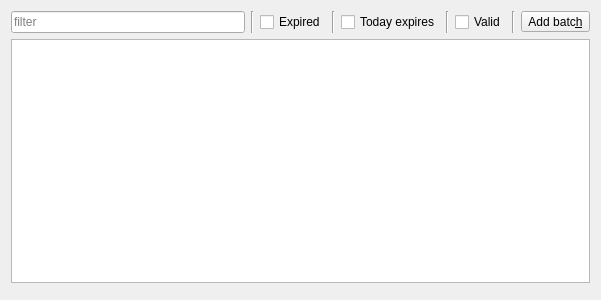
Before: the Qt Designer form src/ui/TabBatchWidget.ui in wnt-zhp/zarlock-cpp, drawn with Qt 5.
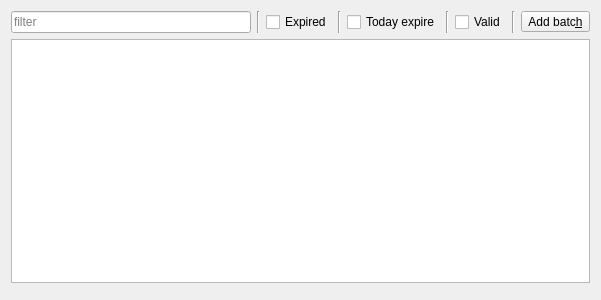
After: the same form once the commit is applied. Custom widgets are drawn as their Qt base class.

```diff
--- a/src/ui/TabBatchWidget.ui
+++ b/src/ui/TabBatchWidget.ui
@@ -47,7 +47,7 @@
      <item>
       <widget class="QCheckBox" name="cb_aexpired">
        <property name="text">
-        <string>Today expires</string>
+        <string>Today expire</string>
        </property>
       </widget>
      </item>
```
Left out of the diff: 2 changed lines with no effect on the pictures.
